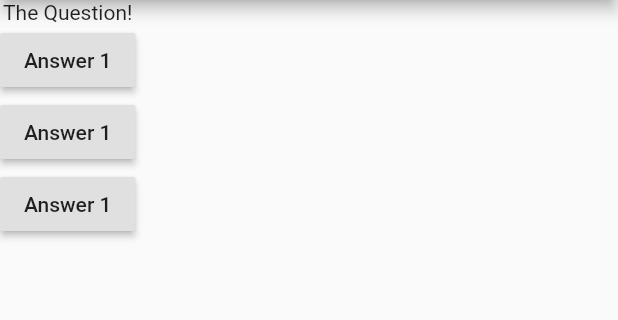
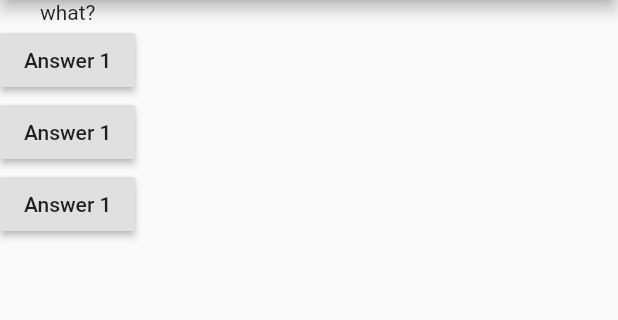
Before and after one commit to xWReXx/FlutterBasics, a Flutter app: the screen it shows after launch, after a tap on "Answer 1", on a phone screen of 412 x 824 dp, the part 84-404 px from its top. Run offline on Flutter 3.47's test engine with Material 2 defaults, Android fonts, the phone set to English and light mode, and no system bars.

```diff
--- a/lib/main.dart
+++ b/lib/main.dart
@@ -6,21 +6,34 @@ import 'package:flutter/material.dart';
 
 void main()=> runApp(MyApp());
 
-class MyApp extends StatelessWidget {
-void answerQuestions() {
-  print('Answer Chosen!');
+class MyApp extends StatefulWidget {
+  @override
+  State<StatefulWidget> createState() {
+    // TODO: implement createState
+    return MyAppState();
+  }
 }
+
+class MyAppState extends State<MyApp> {
+  var questionIndex = 0;
+
+  void answerQuestions() {
+    setState(() {
+      questionIndex = questionIndex + 1;
+    });
+    print('Answer Chosen!');
+  }
 
   @override
   Widget build(BuildContext context) {
-    // var questions = ['who?', 'what?', 'why?'];
+    var questions = ['who?', 'what?', 'why?'];
     return MaterialApp(
       home: Scaffold (
         appBar: AppBar(title: Text('My First App'),
         ),
         body: Column (
           children: [
-            Text('The Question!'),
+            Text(questions[questionIndex]),
             RaisedButton(
               child: Text('Answer 1'),
               onPressed: answerQuestions,
```
